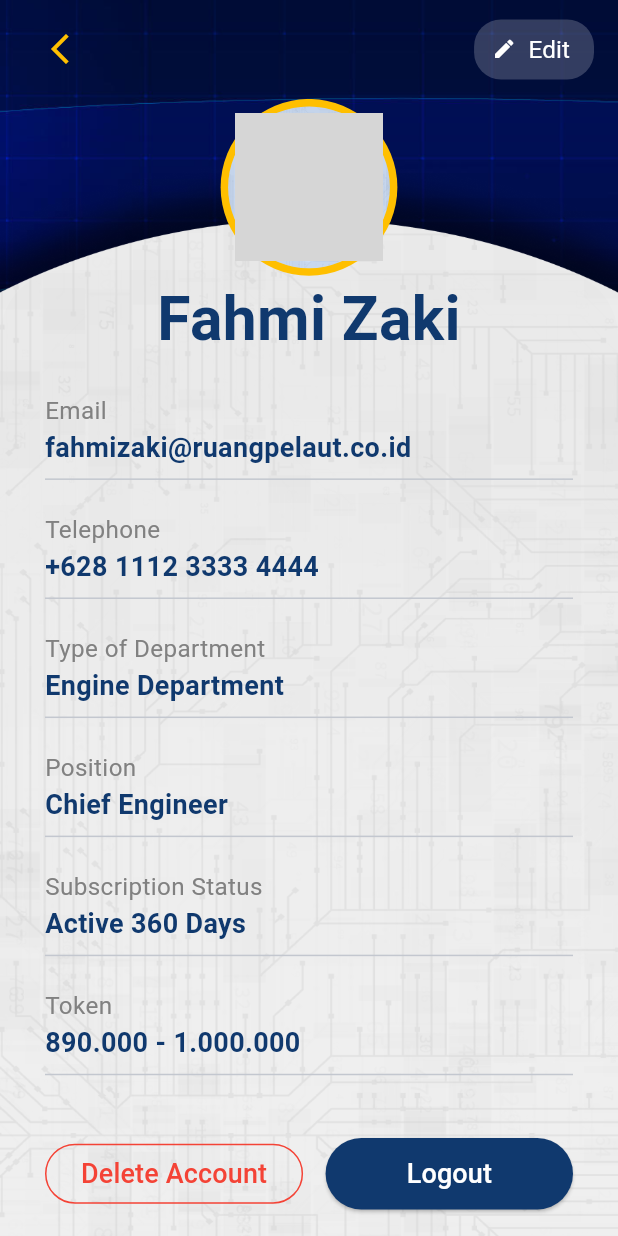
After one commit to achreza/flutter-dgul_ai, a Flutter app: the AccountSettingView screen opened directly, on a phone screen of 412 x 824 dp. The commit adds this screen. Run offline on Flutter 3.47's test engine with Material 3 defaults, Android fonts, the phone set to English and light mode, and no system bars; our stand-ins replace file_picker, flutter_dotenv, flutter_markdown, flutter_screenutil, get, get_storage and 5 more; missing offline and left inert: simple_ripple_animation; accounts and stored records are empty; network calls fail; Roboto replaces fonts that are missing (Jaldi); grey boxes are pictures that could not be loaded.

Commit message:
fix/profile view and descroption

```diff
--- /dev/null
+++ b/lib/app/modules/chat/views/account_setting_view.dart
@@ -0,0 +1,304 @@
+import 'package:dgul_ai/app/modules/chat/controllers/chat_controller.dart';
+import 'package:dgul_ai/app/utitls/rcolor.dart';
+import 'package:dgul_ai/app/utitls/rasset.dart';
+import 'package:dgul_ai/constants.dart';
+import 'package:flutter/material.dart';
+import 'package:flutter_screenutil/flutter_screenutil.dart';
+import 'package:get/get.dart';
+
+class AccountSettingView extends GetView<ChatController> {
+  const AccountSettingView({Key? key}) : super(key: key);
+
+  @override
+  Widget build(BuildContext context) {
+    return Scaffold(
+      body: Stack(
+        fit: StackFit.expand,
+        children: [
+          // Latar belakang biru gelap
+          Container(
+            width: double.infinity,
+            decoration: BoxDecoration(
+              image: DecorationImage(
+                image: AssetImage(RAsset().bgRounded),
+                fit: BoxFit.fill,
+                alignment: Alignment.topCenter,
+              ),
+            ),
+          ),
+          // Latar belakang sirkuit putih dari bawah
+          Positioned(
+            top: 200.h,
+            left: 0,
+            right: 0,
+            bottom: 0,
+            child: Container(
+              decoration: BoxDecoration(
+                borderRadius: BorderRadius.only(
+                  topLeft: Radius.circular(50.r),
+                  topRight: Radius.circular(50.r),
+                ),
+                image: DecorationImage(
+                  image: AssetImage(RAsset().bgSirkuitLight),
+                  fit: BoxFit.cover,
+                  opacity: 0.1,
+                ),
+              ),
+            ),
+          ),
+
+          // Konten Utama
+          SafeArea(
+            child: Column(
+              children: [
+                _buildHeader(),
+                Expanded(
+                  child: SingleChildScrollView(
+                    padding: EdgeInsets.symmetric(horizontal: 30.w),
+                    child: Obx(() => controller.isEditMode.value
+                        ? _buildEditForm()
+                        : _buildViewProfile()),
+                  ),
+                ),
+              ],
+            ),
+          ),
+        ],
+      ),
+    );
+  }
+
+  // Widget untuk Header (Tombol Kembali dan Edit/Save)
+  Widget _buildHeader() {
+    return Padding(
+      padding: EdgeInsets.symmetric(horizontal: 16.w, vertical: 10.h),
+      child: Row(
+        mainAxisAlignment: MainAxisAlignment.spaceBetween,
+        children: [
+          IconButton(
+            icon: Icon(Icons.arrow_back_ios_new,
+                color: RColor().primaryYellowColor),
+            onPressed: () => Get.back(),
+          ),
+          Obx(() => TextButton.icon(
+                onPressed: controller.toggleEditMode,
+                icon: Icon(
+                  controller.isEditMode.value ? Icons.close : Icons.edit,
+                  color: Colors.white,
+                  size: 18.sp,
+                ),
+                label: Text(
+                  controller.isEditMode.value ? "Cancel" : "Edit",
+                  style: body2TextStyle.copyWith(color: Colors.white),
+                ),
+                style: TextButton.styleFrom(
+                  backgroundColor: Colors.white.withOpacity(0.2),
+                  shape: RoundedRectangleBorder(
+                    borderRadius: BorderRadius.circular(20.r),
+                  ),
+                ),
+              )),
+        ],
+      ),
+    );
+  }
+
+  // Widget untuk menampilkan profil (View Mode)
+  Widget _buildViewProfile() {
+    return Column(
+      children: [
+        _buildProfilePicture(),
+        SizedBox(height: 10.h),
+        Text("Fahmi Zaki",
+            style: subHeadline1TextStyle.copyWith(
+                color: RColor().primaryBlueColor)),
+        SizedBox(height: 25.h),
+        _buildInfoRow("Email", "fahmizaki@ruangpelaut.co.id"),
+        _buildInfoRow("Telephone", "+628 1112 3333 4444"),
+        _buildInfoRow("Type of Department", "Engine Department"),
+        _buildInfoRow("Position", "Chief Engineer"),
+        _buildInfoRow("Subscription Status", "Active 360 Days"),
+        _buildInfoRow("Token", "890.000 - 1.000.000"),
+        SizedBox(height: 30.h),
+        Row(
+          children: [
+            OutlinedButton(
+              onPressed: () {},
+              child: Text("Delete Account",
+                  style: buttonTextStyle.copyWith(color: Colors.red)),
+              style: OutlinedButton.styleFrom(
+                side: const BorderSide(color: Colors.red),
+                shape: RoundedRectangleBorder(
+                    borderRadius: BorderRadius.circular(30.r)),
+              ),
+            ),
+            SizedBox(width: 15.w),
+            Expanded(
+              child: ElevatedButton(
+                onPressed: () {},
+                child: Text("Logout",
+                    style: buttonTextStyle.copyWith(color: Colors.white)),
+                style: ElevatedButton.styleFrom(
+                    backgroundColor: RColor().primaryBlueColor,
+                    shape: RoundedRectangleBorder(
+                        borderRadius: BorderRadius.circular(30.r)),
+                    padding: EdgeInsets.symmetric(vertical: 12.h)),
+              ),
+            ),
+          ],
+        ),
+        SizedBox(height: 20.h),
+      ],
+    );
+  }
+
+  // Widget untuk mengedit profil (Edit Mode)
+  Widget _buildEditForm() {
+    return Column(
+      children: [
+        _buildProfilePicture(isEdit: true),
+        SizedBox(height: 10.h),
+        Text("Fahmi Zaki",
+            style: subHeadline1TextStyle.copyWith(
+                color: RColor().primaryBlueColor)),
+        SizedBox(height: 25.h),
+        _buildEditableInfoRow("Email", "fahmizaki@ruangpelaut.co.id",
+            isEditable: false),
+        _buildEditableInfoRow("Telephone", "+628 1112 3333 4444"),
+        _buildEditableInfoRow("Type of Department", "Engine Department"),
+        _buildEditableInfoRow("Position", "Chief Engineer"),
+        _buildInfoRow("Subscription Status", "Active 360 Days"),
+        _buildInfoRow("Token", "890.000 - 1.000.000"),
+        SizedBox(height: 30.h),
+        Row(
+          children: [
+            Expanded(
+              child: ElevatedButton(
+                onPressed: controller.toggleEditMode, // Kembali ke view mode
+                child: Text("Cancel",
+                    style: buttonTextStyle.copyWith(
+                        color: RColor().primaryBlueColor)),
+                style: ElevatedButton.styleFrom(
+                    backgroundColor: RColor().primaryYellowColor,
+                    shape: RoundedRectangleBorder(
+                        borderRadius: BorderRadius.circular(30.r)),
+                    padding: EdgeInsets.symmetric(vertical: 12.h)),
+              ),
+            ),
+            SizedBox(width: 15.w),
+            Expanded(
+              child: ElevatedButton(
+                onPressed: () {
+                  // TODO: Tambahkan logika simpan perubahan
+                  controller.toggleEditMode(); // Kembali ke view mode
+                },
+                child: Text("Save",
+                    style: buttonTextStyle.copyWith(color: Colors.white)),
+                style: ElevatedButton.styleFrom(
+                    backgroundColor: RColor().primaryBlueColor,
+                    shape: RoundedRectangleBorder(
+                        borderRadius: BorderRadius.circular(30.r)),
+                    padding: EdgeInsets.symmetric(vertical: 12.h)),
+              ),
+            ),
+          ],
+        ),
+        SizedBox(height: 20.h),
+      ],
+    );
+  }
+
+  // Widget untuk foto profil
+  Widget _buildProfilePicture({bool isEdit = false}) {
+    return Center(
+      child: Stack(
+        children: [
+          Container(
+            padding: EdgeInsets.all(5.w),
+            decoration: BoxDecoration(
+              shape: BoxShape.circle,
+              color: RColor().primaryYellowColor,
+            ),
+            child: CircleAvatar(
+              radius: 60.r,
+              backgroundImage:
+                  AssetImage(RAsset().bgSirkuitLight), // Placeholder
+              child: CircleAvatar(
+                radius: 55.r,
+                backgroundImage: NetworkImage(
+                    "https://i.pravatar.cc/150?u=fahmi"), // Ganti dengan URL foto profil
+              ),
+            ),
+          ),
+          if (isEdit)
+            Positioned(
+              bottom: 5.h,
+              right: 5.w,
+              child: GestureDetector(
+                onTap: () {
+                  // TODO: Tambahkan logika ganti foto
+                },
+                child: CircleAvatar(
+                  radius: 18.r,
+                  backgroundColor: RColor().primaryBlueColor,
+                  child:
+                      Icon(Icons.camera_alt, color: Colors.white, size: 20.sp),
+                ),
+              ),
+            ),
+        ],
+      ),
+    );
+  }
+
+  // Widget untuk baris info (View Mode)
+  Widget _buildInfoRow(String label, String value) {
+    return Padding(
+      padding: EdgeInsets.symmetric(vertical: 8.h),
+      child: Column(
+        crossAxisAlignment: CrossAxisAlignment.start,
+        children: [
+          Text(label,
+              style:
+                  body2TextStyle.copyWith(color: RColor().secondaryGreyColor)),
+          Text(value,
+              style: body1TextStyle.copyWith(
+                  color: RColor().primaryBlueColor,
+                  fontWeight: FontWeight.w600)),
+          const Divider(),
+        ],
+      ),
+    );
+  }
+
+  // Widget untuk baris info yang bisa diedit (Edit Mode)
+  Widget _buildEditableInfoRow(String label, String initialValue,
+      {bool isEditable = true}) {
+    return Padding(
+      padding: EdgeInsets.symmetric(vertical: 2.h),
+      child: Column(
+        crossAxisAlignment: CrossAxisAlignment.start,
+        children: [
+          Text(label,
+              style:
+                  body2TextStyle.copyWith(color: RColor().secondaryGreyColor)),
+          isEditable
+              ? TextFormField(
+                  initialValue: initialValue,
+                  style: body1TextStyle.copyWith(
+                      color: RColor().primaryBlueColor,
+                      fontWeight: FontWeight.w600),
+                  decoration: const InputDecoration(
+                      isDense: true,
+                      contentPadding: EdgeInsets.symmetric(vertical: 4.0)),
+                )
+              : Text(initialValue,
+                  style: body1TextStyle.copyWith(
+                      color: RColor().primaryBlueColor,
+                      fontWeight: FontWeight.w600)),
+          if (!isEditable) const Divider(),
+        ],
+      ),
+    );
+  }
+}
--- a/lib/app/modules/chat/views/chat_view.dart
+++ b/lib/app/modules/chat/views/chat_view.dart
@@ -1,11 +1,14 @@
 import 'dart:io';
 
 import 'package:dgul_ai/app/modules/chat/controllers/chat_controller.dart';
+import 'package:dgul_ai/app/modules/chat/views/account_setting_view.dart';
+import 'package:dgul_ai/app/modules/chat/views/subscription_view.dart';
 import 'package:dgul_ai/app/modules/home/controllers/theme_controller.dart';
 import 'package:dgul_ai/app/utitls/rasset.dart';
 import 'package:dgul_ai/app/utitls/rcolor.dart';
 import 'package:dgul_ai/app/widgets/language_button.dart';
 import 'package:dgul_ai/app/widgets/message_bubble.dart';
+import 'package:dgul_ai/app/widgets/tnc_dialog.dart';
 import 'package:dgul_ai/constants.dart';
 import 'package:flutter/material.dart';
 import 'package:flutter_screenutil/flutter_screenutil.dart';
@@ -47,6 +50,12 @@ class ChatView extends GetView<ChatController> {
                   // Tambahkan logika logout
                 } else if (value == 'clear_chat') {
                   controller.clearChatHistory();
+                } else if (value == 'subscription') {
+                  Get.to(() => SubscriptionView());
+                } else if (value == 'help') {
+                  TncDialogHelper.showTncDialog(context);
+                } else if (value == 'account_setting') {
+                  Get.to(() => AccountSettingView());
                 }
               },
               color: themeController.isDarkMode.value
@@ -97,6 +106,10 @@ class ChatView extends GetView<ChatController> {
                       ],
                     )),
                 const PopupMenuDivider(),
+                _buildPopupMenuItem(
+                    icon: Icons.person_outline,
+                    text: 'account_setting'.tr,
+                    value: 'account_setting'),
                 _buildPopupMenuItem(
                     icon: Icons.delete_outline,
                     text: 'clear_chat'.tr,
--- a/lib/app/utitls/localization.dart
+++ b/lib/app/utitls/localization.dart
@@ -29,6 +29,13 @@ class AppTranslations extends Translations {
               'Apakah Anda yakin ingin menghapus seluruh percakapan?',
           'delete_button': 'Hapus',
           'cancel_button': 'Batal',
+
+          //List of Suggestions
+          'suggestion_1': 'Informasi dan Komunikasi',
+          'suggestion_2': 'Edukasi dan Pengembangan Karir',
+          'suggestion_3': 'Inspirasi dan Motivasi',
+
+          'account_setting': 'Pengaturan Akun',
         },
         // --- BAHASA INGGRIS ---
         'en_US': {
@@ -56,6 +63,13 @@ class AppTranslations extends Translations {
               'Are you sure you want to delete the entire conversation?',
           'delete_button': 'Delete',
           'cancel_button': 'Cancel',
+
+          // List of Suggestions
+          'suggestion_1': 'Information and Communication',
+          'suggestion_2': 'Education and Career Development',
+          'suggestion_3': 'Inspiration and Motivation',
+
+          'account_setting': 'Account Setting',
         }
       };
 }
```
Also changed, not shown: lib/app/modules/chat/controllers/chat_controller.dart (+14 -3 lines), lib/app/modules/chat/views/subscription_view.dart (added, +221 -0 lines), lib/app/widgets/tnc_dialog.dart (added, +159 -0 lines).
